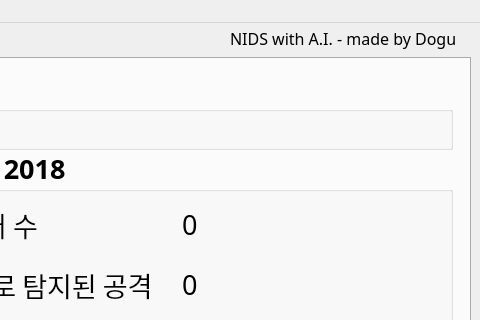
First picture: the form in gui/main.ui, repository songzealot/capstone, before the edit; both pictures show x 800 to 1280 and y 0 to 320 of the 1280 by 720 pixel window.
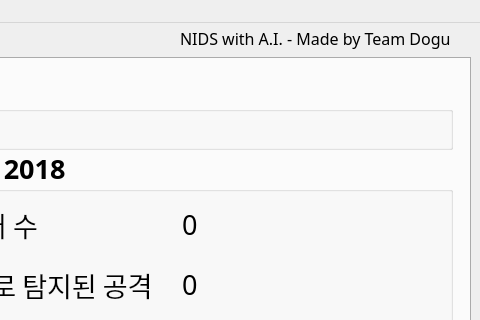
Second picture: the form after the edit.

Commit message: ui 텍스트 변경

Patch:
```diff
--- a/gui/main.ui
+++ b/gui/main.ui
@@ -503,9 +503,9 @@
    <widget class="QLabel" name="label_9">
     <property name="geometry">
      <rect>
-      <x>1030</x>
+      <x>980</x>
       <y>5</y>
-      <width>231</width>
+      <width>281</width>
       <height>21</height>
      </rect>
     </property>
@@ -516,7 +516,7 @@
      </font>
     </property>
     <property name="text">
-     <string>NIDS with A.I. - made by Dogu</string>
+     <string>NIDS with A.I. - Made by Team Dogu</string>
     </property>
    </widget>
   </widget>
```
The commit also changes 2 other files.
